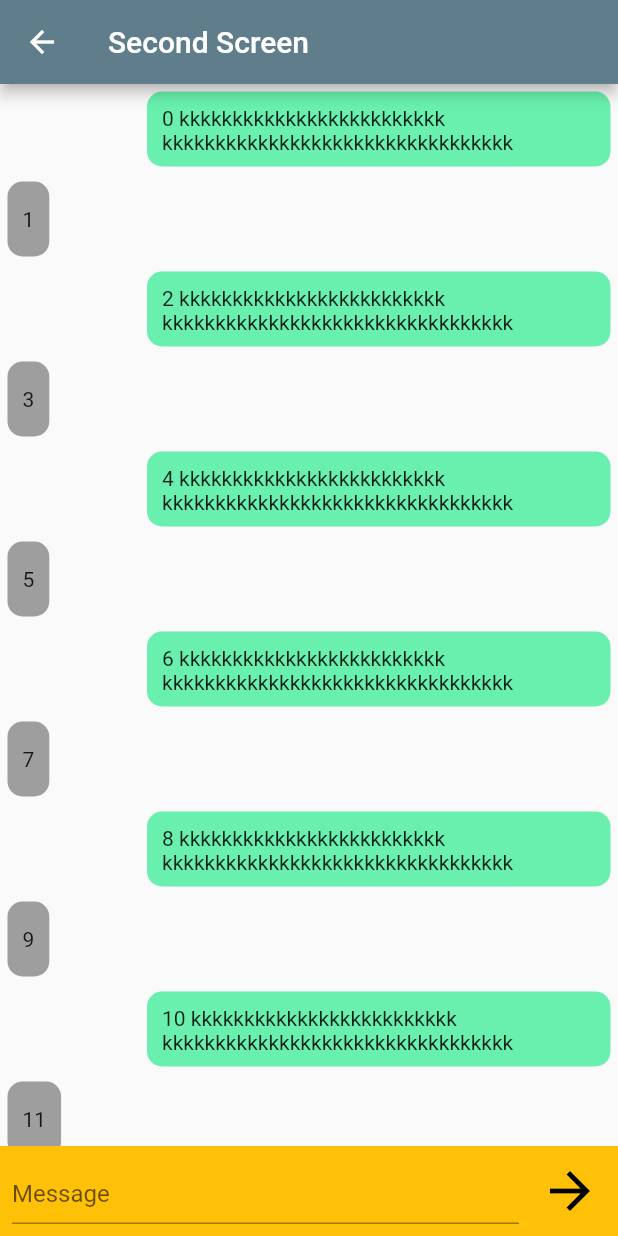
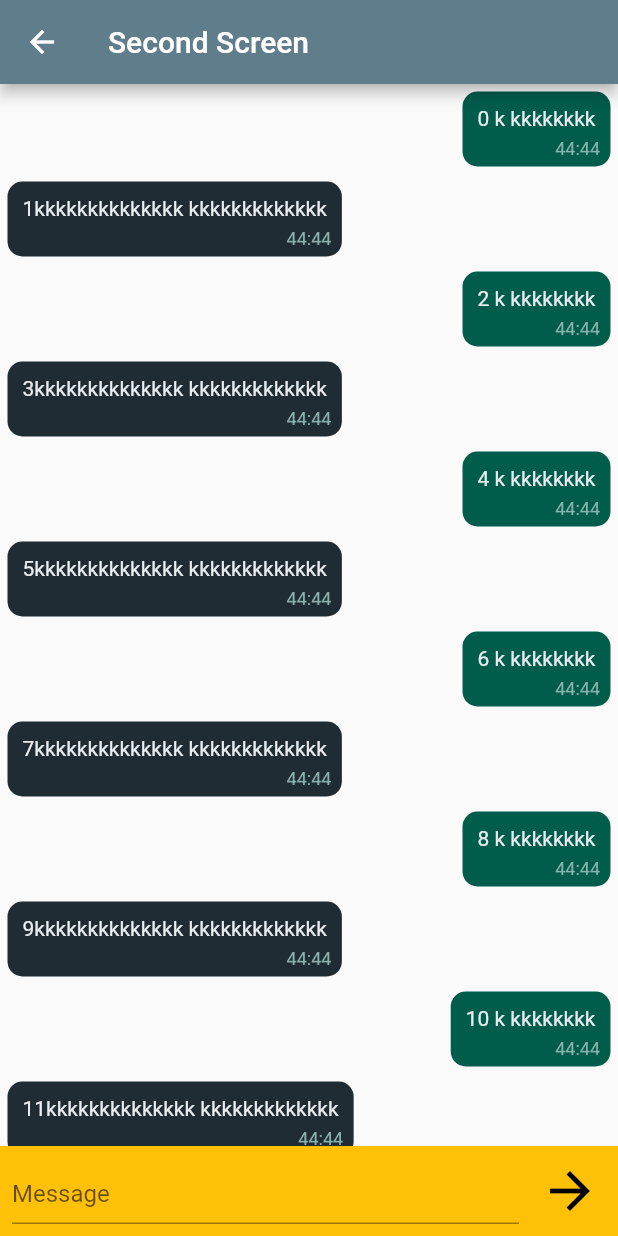
Before and after one commit to matheusgm/Learning-Flutter-Tools, a Flutter app: the SecondScreen screen opened by its route, on a phone screen of 412 x 824 dp. Run offline on Flutter 3.47's test engine with Material 2 defaults, Android fonts, the phone set to English and light mode, and no system bars.

Commit message:
layout hours and text message

```diff
--- a/lib/widget/message.dart
+++ b/lib/widget/message.dart
@@ -15,26 +15,34 @@ class Message extends StatelessWidget {
       mainAxisAlignment: alignmentRight == true
           ? MainAxisAlignment.end
           : MainAxisAlignment.start,
-      crossAxisAlignment: CrossAxisAlignment.center,
+      children: [
+        Stack(
           children: [
             Container(
               margin: const EdgeInsets.all(5.0),
               padding: const EdgeInsets.all(10.0),
-          height: 50,
-          constraints:
-              BoxConstraints(maxWidth: deviceWidth * 0.75, minWidth: 0),
+              constraints: BoxConstraints(
+                  maxWidth: deviceWidth * 0.75, minWidth: 80, minHeight: 50),
               decoration: BoxDecoration(
-            color: alignmentRight == true ? Colors.greenAccent : Colors.grey,
+                color: alignmentRight == true
+                    ? const Color(0xff005c4b)
+                    : const Color(0xff202c33),
                 borderRadius: BorderRadius.circular(10.0),
               ),
-          child: Center(
-            heightFactor: 1,
-            widthFactor: 1,
               child: Text(
                 text,
-              textAlign: TextAlign.left,
+                style: const TextStyle(color: Color(0xffe9edef)),
               ),
             ),
+            const Positioned(
+              bottom: 10,
+              right: 12,
+              child: Text(
+                "44:44",
+                style: TextStyle(color: Color(0xff89b3ac), fontSize: 12),
+              ),
+            )
+          ],
         ),
       ],
     );
--- a/lib/widget/messenger.dart
+++ b/lib/widget/messenger.dart
@@ -13,9 +13,9 @@ class Messenger extends StatelessWidget {
             itemCount: 20,
             itemBuilder: (context, index) {
               return index % 2 == 0
-                  ? Message(index.toString() +
-                      " kkkkkkkkkkkkkkkkkkkkkkkkk kkkkkkkkkkkkkkkkkkkkkkkkkkkkkkkkk")
-                  : Message(index.toString(), alignmentRight: false);
+                  ? Message(index.toString() + " k kkkkkkkk")
+                  : Message(index.toString() + "kkkkkkkkkkkkkk kkkkkkkkkkkkk",
+                      alignmentRight: false);
             },
           ),
         ),
```
Lines whose indentation alone changed are shown as unchanged.
